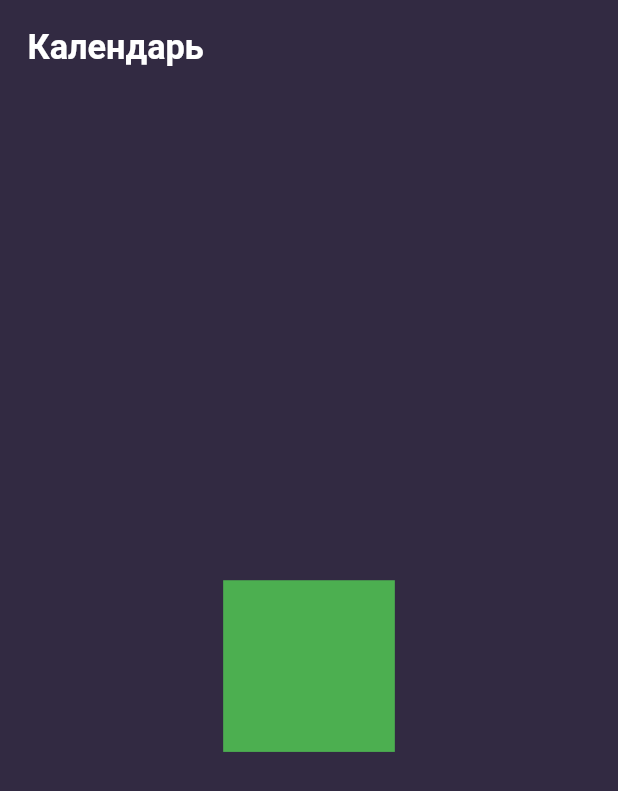
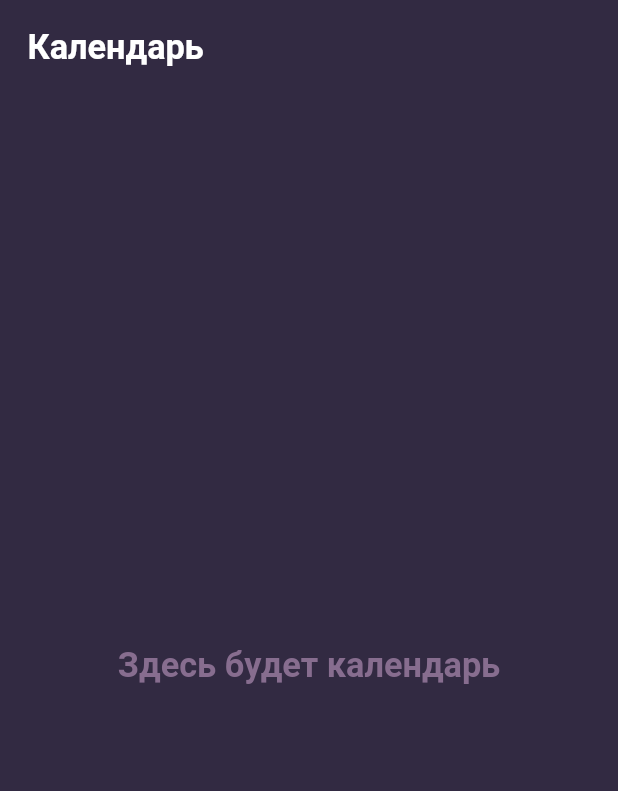
Before and after one commit to fedosovmu/mind_tracker, a Flutter app: the CalendarPage screen opened directly, on a phone screen of 412 x 824 dp. Shown: the top 791 px of the screen. Run offline on Flutter 3.47's test engine with Material 2 defaults, Android fonts, the light colour scheme and no system bars; our stand-ins replace cloud_firestore, firebase_core; accounts and stored records are empty; statements that could not run were skipped.

Commit message:
Промежуточный коммит

```diff
--- a/lib/src/views/screens/main_screen/calendar_page/calendar_page.dart
+++ b/lib/src/views/screens/main_screen/calendar_page/calendar_page.dart
@@ -1,6 +1,7 @@
 import 'package:flutter/material.dart';
 import 'dart:async';
 import 'package:mind_tracker/src/views/common_widgets/custom_app_bar.dart';
+import 'package:mind_tracker/src/views/utils/theme/custom_colors.dart';
 import 'package:mind_tracker/src/views/utils/theme/custom_text_styles.dart';
 import '../../../utils/metrics.dart';
 
@@ -18,11 +19,10 @@ class _CalendarPageState extends State<CalendarPage> {
         title: 'Календарь',
       ),
       body: Center(
-        child: Container(
-          width: dp(100),
-          height: dp(100),
-          color: Colors.green,
-        ),
+        child: Text(
+          'Здесь будет календарь',
+          style: CustomTextStyles.titleH1.copyWith(color: CustomColors.purpleTextSecondary),
+        )
       ),
     );
   }
```
Also changed, not shown: lib/src/views/screens/main_screen/analytics_page/mood_chart/mood_chart.dart (+9 -5 lines).
